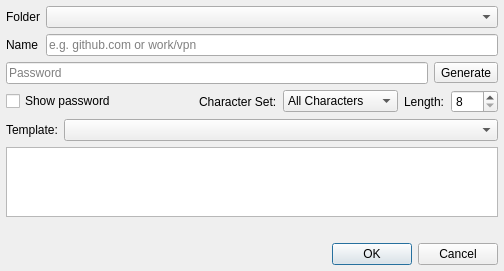
First picture: the form in src/passworddialog.ui, repository IJHack/QtPass, before the edit.
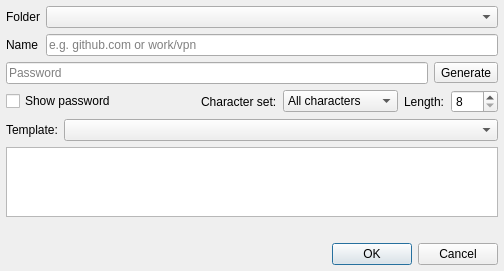
Second picture: the form after the edit. Icons and pictures are not drawn.

```diff
--- a/src/passworddialog.ui
+++ b/src/passworddialog.ui
@@ -158,7 +158,7 @@
         <item>
          <widget class="QLabel" name="label_characterset">
           <property name="text">
-           <string>Character Set:</string>
+           <string>Character set:</string>
           </property>
          </widget>
         </item>
@@ -166,7 +166,7 @@
          <widget class="QComboBox" name="passwordTemplateSwitch">
           <item>
            <property name="text">
-            <string>All Characters</string>
+            <string>All characters</string>
            </property>
           </item>
           <item>
```
